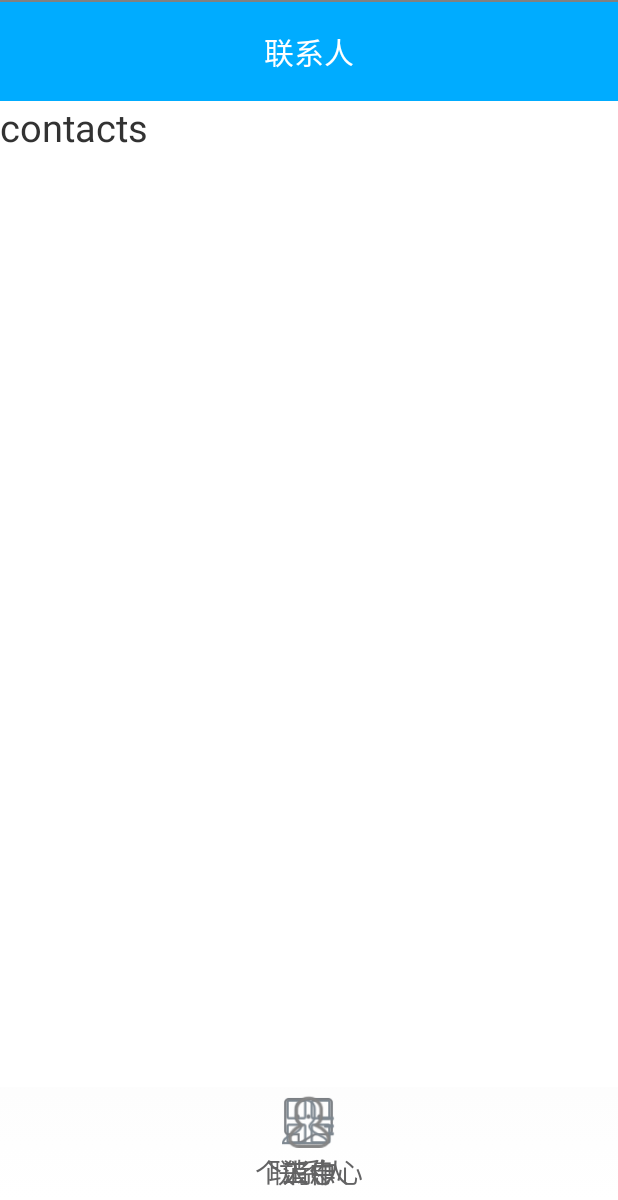
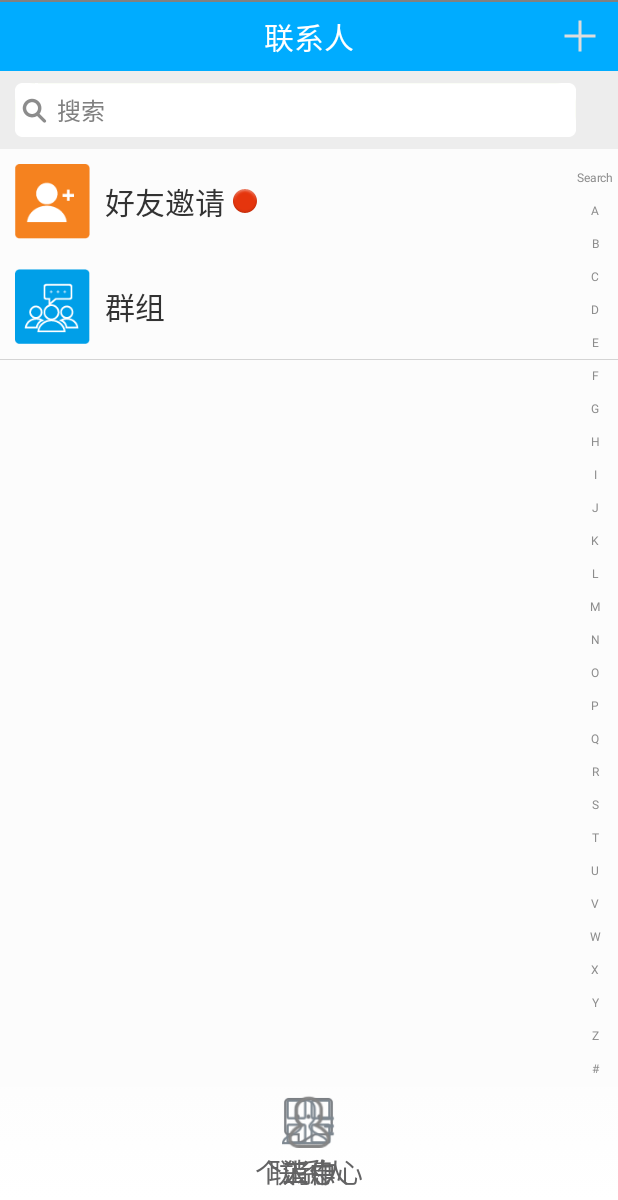
Before and after one commit to a5778874/HaoOA, an Android app: the fragment ContactsFragment placed in its activity, on a phone screen of 412 x 824 dp, the part 36-1236 px from its top. Run offline under Robolectric (Android 15) with nearby library versions, the phone set to English and light mode, and no system bars; our stand-ins replace EventBus; libraries missing offline, so code that uses them is left out: cn.bmob.v3; 2 statements that could not run were skipped.

Commit message:
完成4个fragment布局

```diff
--- a/app/src/main/java/zzh/com/haooa/fragment/ContactsFragment.java
+++ b/app/src/main/java/zzh/com/haooa/fragment/ContactsFragment.java
@@ -7,18 +7,33 @@ import android.view.LayoutInflater;
 import android.view.View;
 import android.view.ViewGroup;
 
+import com.hyphenate.easeui.ui.EaseContactListFragment;
+
 import zzh.com.haooa.R;
 
 /**
- * Created by Administrator on 2018/1/25.
+ * Created by ZZH on 2018/1/25.
+ * 使用EaseUI提供好的联系人列表Fragment
  */
 
-public class ContactsFragment extends Fragment{
-    @Nullable
+public class ContactsFragment extends EaseContactListFragment{
+    //初始化EaseUI的控件
     @Override
-    public View onCreateView(LayoutInflater inflater, @Nullable ViewGroup container, @Nullable Bundle savedInstanceState) {
-        View view = inflater.inflate(R.layout.fragment_contacts,null);
-        return view;
+    protected void initView() {
+        super.initView();
+        //添加好友按钮
+        titleBar.setRightImageResource(R.mipmap.em_add);
+        titleBar.setTitle("联系人");
+        //扩展EaseUI的fragment布局
+        View v=View.inflate(getContext(),R.layout.fragment_contacts,null);
+        listView.addHeaderView(v);
+        //query是父类edittext的引用
+        query.setHint("搜索");
     }
 
+    //重写此方法用于处理逻辑业务
+    @Override
+    protected void setUpView() {
+        super.setUpView();
+    }
 }
--- a/app/src/main/java/zzh/com/haooa/fragment/MessageFragment.java
+++ b/app/src/main/java/zzh/com/haooa/fragment/MessageFragment.java
@@ -7,18 +7,21 @@ import android.view.LayoutInflater;
 import android.view.View;
 import android.view.ViewGroup;
 
+import com.hyphenate.easeui.ui.EaseConversationListFragment;
+
 import zzh.com.haooa.R;
 
 /**
- * Created by Administrator on 2018/1/25.
+ * Created by ZZH on 2018/1/25.
+ *  *使用EaseUI提供好的会话消息列表Fragment
  */
 
-public class MessageFragment extends Fragment{
-    @Nullable
+public class MessageFragment extends EaseConversationListFragment {
     @Override
-    public View onCreateView(LayoutInflater inflater, @Nullable ViewGroup container, @Nullable Bundle savedInstanceState) {
-        View view = inflater.inflate(R.layout.fragment_message,null);
-        return view;
+    protected void initView() {
+        super.initView();
+        titleBar.setTitle("消息");
+        //query是父类edittext的引用
+        query.setHint("搜索");
     }
-
 }
--- a/app/src/main/java/zzh/com/haooa/fragment/MineFragment.java
+++ b/app/src/main/java/zzh/com/haooa/fragment/MineFragment.java
@@ -31,7 +31,7 @@ import zzh.com.haooa.bean.UserAccountTableBean;
 import zzh.com.haooa.dao.UserAccountDAO;
 
 /**
- * Created by Administrator on 2018/1/25.
+ * Created by ZZH on 2018/1/25.
  */
 
 public class MineFragment extends Fragment implements View.OnClickListener {
--- a/app/src/main/java/zzh/com/haooa/fragment/WorkFragment.java
+++ b/app/src/main/java/zzh/com/haooa/fragment/WorkFragment.java
@@ -16,7 +16,7 @@ import zzh.com.haooa.R;
 import zzh.com.haooa.activity.MainActivity;
 
 /**
- * Created by Administrator on 2018/1/25.
+ * Created by ZZH on 2018/1/25.
  */
 
 public class WorkFragment extends Fragment {
--- a/app/src/main/res/layout/fragment_contacts.xml
+++ b/app/src/main/res/layout/fragment_contacts.xml
@@ -1,21 +1,55 @@
 <?xml version="1.0" encoding="utf-8"?>
 <LinearLayout xmlns:android="http://schemas.android.com/apk/res/android"
-    xmlns:app="http://schemas.android.com/apk/res-auto"
     android:orientation="vertical"
     android:layout_width="match_parent"
     android:layout_height="match_parent">
 
-    <com.hyphenate.easeui.widget.EaseTitleBar
+    <LinearLayout
+        android:id="@+id/ll_contact_invite"
         android:layout_width="match_parent"
-        android:padding="10dp"
-        android:background="@color/easeTitleBarBackground"
-        app:titleBarTitle="联系人"
-        android:layout_height="wrap_content"/>
+        android:layout_height="wrap_content"
+        android:padding="10dp">
 
-    <TextView
-        android:textSize="25sp"
-        android:layout_width="wrap_content"
+        <ImageView
+            android:layout_width="50dp"
+            android:layout_height="50dp"
+            android:src="@mipmap/em_new_friends_icon" />
+
+        <TextView
+            android:layout_width="wrap_content"
+            android:layout_height="wrap_content"
+            android:layout_gravity="center"
+            android:layout_marginLeft="10dp"
+            android:text="好友邀请"
+            android:textSize="20sp" />
+
+        <ImageView
+            android:id="@+id/iv_contact_red"
+            android:src="@android:drawable/ic_notification_overlay"
+            android:layout_gravity="center"
+            android:layout_marginLeft="5dp"
+            android:layout_width="wrap_content"
+            android:layout_height="wrap_content" />
+    </LinearLayout>
+
+    <LinearLayout
+        android:id="@+id/ll_contact_group"
+        android:layout_width="match_parent"
         android:layout_height="wrap_content"
-        android:text="contacts"/>
+        android:padding="10dp">
+
+        <ImageView
+            android:layout_width="50dp"
+            android:layout_height="50dp"
+            android:src="@mipmap/em_group_icon" />
+
+        <TextView
+            android:layout_width="wrap_content"
+            android:layout_height="wrap_content"
+            android:layout_gravity="center"
+            android:layout_marginLeft="10dp"
+            android:text="群组"
+            android:textSize="20sp" />
+    </LinearLayout>
 
 </LinearLayout>
```
Also changed, not shown: app/src/main/res/mipmap-hdpi/em_add.png (added), app/src/main/res/mipmap-hdpi/em_group_icon.png (added), app/src/main/res/mipmap-hdpi/em_new_friends_icon.png (added).
